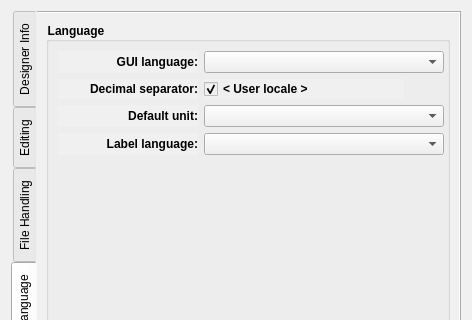
Above: src/app/seamly2d/dialogs/configpages/preferencesconfigurationpage.ui from FashionFreedom/Seamly2D before the change; both pictures show x 0 to 472 and y 0 to 320 of the 472 by 572 pixel window. Below: the same form after it.
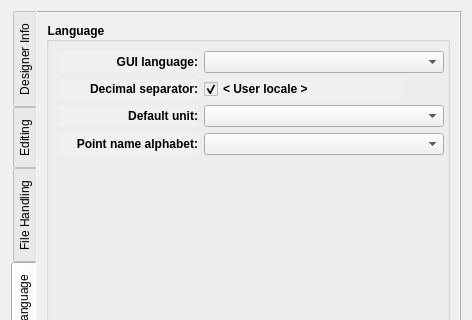
That is the form after the change. The open tabs and pages were chosen to show the change. Custom widgets are drawn as their Qt base class.

Commit message: feat: renaming the "label combobox" into a "point name alphabet" combobox

```diff
--- a/src/app/seamly2d/dialogs/configpages/preferencesconfigurationpage.ui
+++ b/src/app/seamly2d/dialogs/configpages/preferencesconfigurationpage.ui
@@ -1359,7 +1359,7 @@
                </font>
               </property>
               <property name="text">
-               <string>Label language:</string>
+               <string>Point name alphabet:</string>
               </property>
               <property name="alignment">
                <set>Qt::AlignRight|Qt::AlignTrailing|Qt::AlignVCenter</set>
```
Left out of the diff: 2 changed lines with no effect on the pictures.
